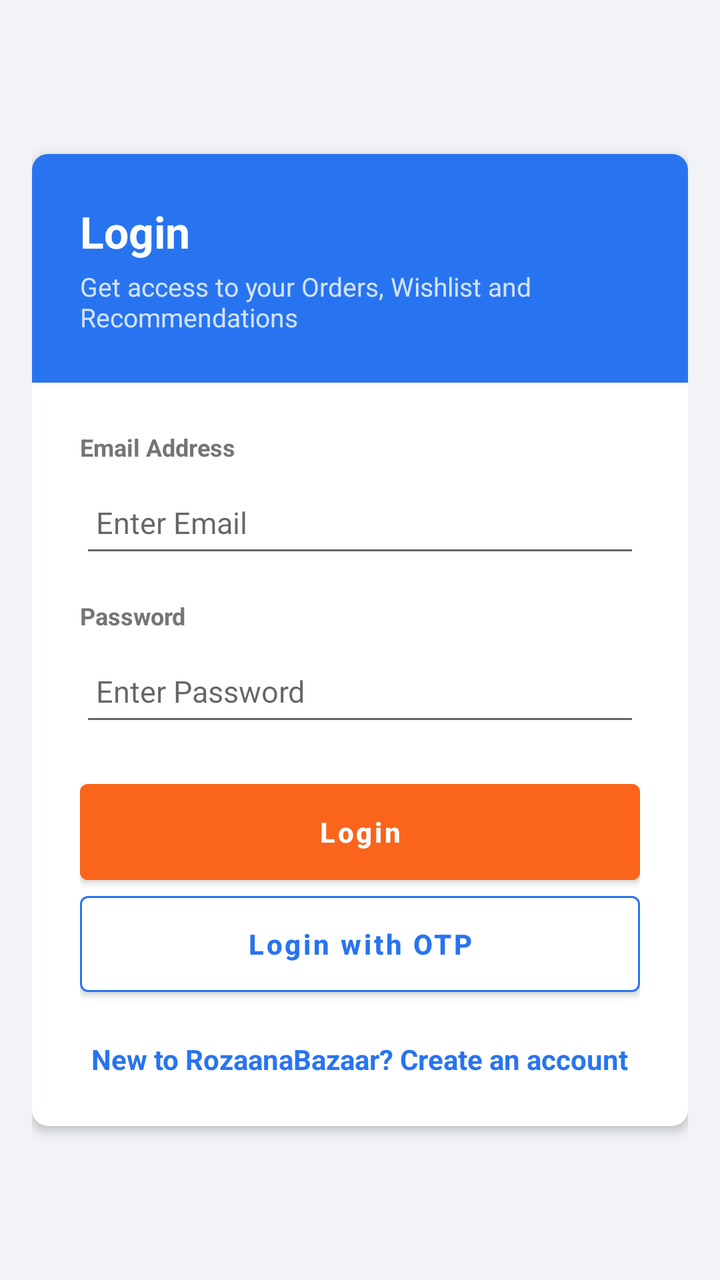
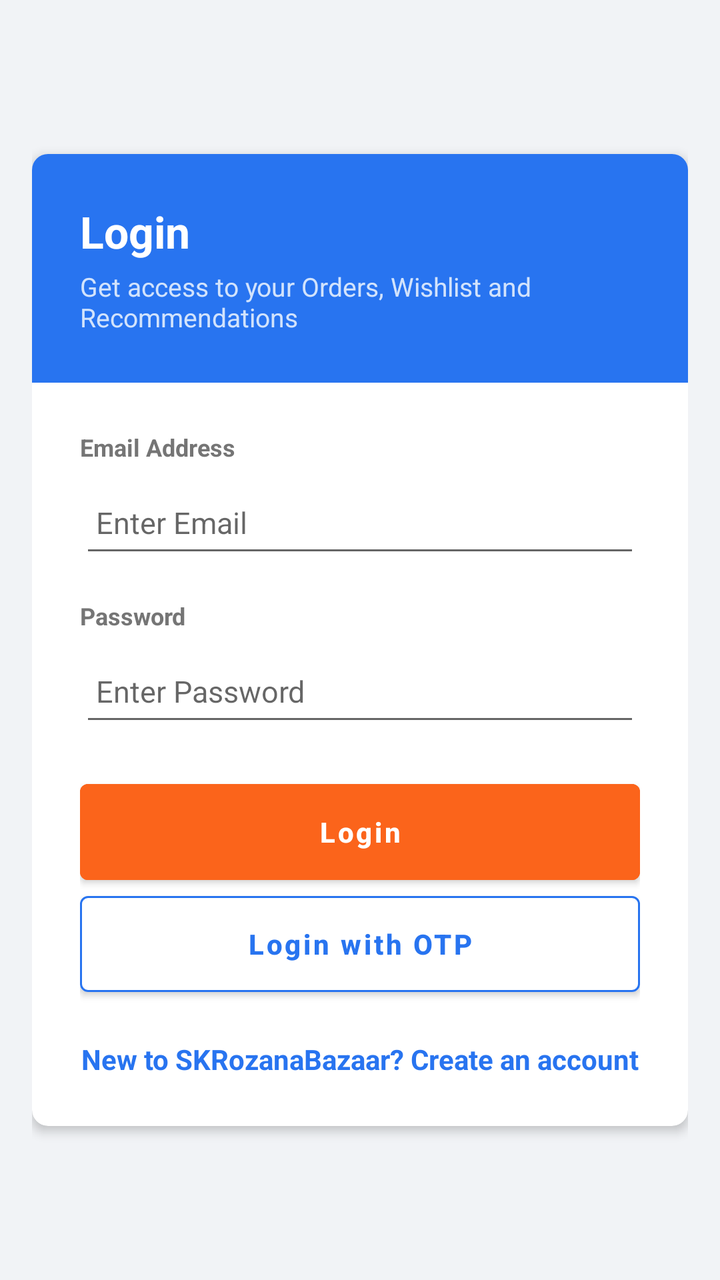

Compare the two renders of this Android layout. The source of the first and the diff that turns it into the second are given below.
<!-- AndroidManifest.xml: application theme Theme.SKRozaanaBazaar -->
<!-- res/layout/activity_login.xml -->
<?xml version="1.0" encoding="utf-8"?>
<LinearLayout xmlns:android="http://schemas.android.com/apk/res/android"
    xmlns:app="http://schemas.android.com/apk/res-auto"
    android:layout_width="match_parent"
    android:layout_height="match_parent"
    android:background="@color/colorBackground"
    android:gravity="center"
    android:orientation="vertical"
    android:padding="16dp">

    <com.google.android.material.card.MaterialCardView
        android:layout_width="match_parent"
        android:layout_height="wrap_content"
        app:cardBackgroundColor="@color/white"
        app:cardCornerRadius="8dp"
        app:cardElevation="3dp">

        <LinearLayout
            android:layout_width="match_parent"
            android:layout_height="wrap_content"
            android:orientation="vertical">

            
            <LinearLayout
                android:layout_width="match_parent"
                android:layout_height="wrap_content"
                android:background="@color/colorPrimary"
                android:orientation="vertical"
                android:padding="24dp">

                <TextView
                    android:layout_width="wrap_content"
                    android:layout_height="wrap_content"
                    android:text="Login"
                    android:textColor="@color/white"
                    android:textSize="22sp"
                    android:textStyle="bold" />

                <TextView
                    android:layout_width="wrap_content"
                    android:layout_height="wrap_content"
                    android:layout_marginTop="4dp"
                    android:text="Get access to your Orders, Wishlist and Recommendations"
                    android:textColor="#D2E3FC"
                    android:textSize="13sp" />
            </LinearLayout>

            <LinearLayout
                android:layout_width="match_parent"
                android:layout_height="wrap_content"
                android:orientation="vertical"
                android:padding="24dp">

                <TextView
                    android:layout_width="wrap_content"
                    android:layout_height="wrap_content"
                    android:text="Email Address"
                    android:textColor="@color/text_secondary"
                    android:textSize="12sp"
                    android:textStyle="bold" />

                <EditText
                    android:id="@+id/etEmail"
                    android:layout_width="match_parent"
                    android:layout_height="48dp"
                    android:layout_marginTop="4dp"
                    android:hint="Enter Email"
                    android:inputType="textEmailAddress"
                    android:paddingLeft="8dp"
                    android:paddingRight="8dp"
                    android:textSize="15sp"
                    android:textColor="@color/text_primary" />

                <TextView
                    android:layout_width="wrap_content"
                    android:layout_height="wrap_content"
                    android:layout_marginTop="16dp"
                    android:text="Password"
                    android:textColor="@color/text_secondary"
                    android:textSize="12sp"
                    android:textStyle="bold" />

                <EditText
                    android:id="@+id/etPassword"
                    android:layout_width="match_parent"
                    android:layout_height="48dp"
                    android:layout_marginTop="4dp"
                    android:hint="Enter Password"
                    android:inputType="textPassword"
                    android:paddingLeft="8dp"
                    android:paddingRight="8dp"
                    android:textSize="15sp"
                    android:textColor="@color/text_primary" />

                
                <com.google.android.material.button.MaterialButton
                    android:id="@+id/btnLogin"
                    android:layout_width="match_parent"
                    android:layout_height="wrap_content"
                    android:layout_marginTop="24dp"
                    android:backgroundTint="@color/colorSecondary"
                    android:text="Login"
                    android:textColor="@color/white"
                    android:textStyle="bold" />

                <com.google.android.material.button.MaterialButton
                    android:id="@+id/btnOtpLogin"
                    android:layout_width="match_parent"
                    android:layout_height="wrap_content"
                    android:layout_marginTop="8dp"
                    android:backgroundTint="@color/white"
                    android:text="Login with OTP"
                    android:textColor="@color/colorPrimary"
                    android:textStyle="bold"
                    app:strokeColor="@color/colorPrimary"
                    app:strokeWidth="1dp" />

                <TextView
                    android:id="@+id/tvRegister"
                    android:layout_width="wrap_content"
                    android:layout_height="wrap_content"
                    android:layout_gravity="center"
                    android:layout_marginTop="24dp"
                    android:text="New to RozaanaBazaar? Create an account"
                    android:textColor="@color/colorPrimary"
                    android:textSize="14sp"
                    android:textStyle="bold" />

            </LinearLayout>
        </LinearLayout>
    </com.google.android.material.card.MaterialCardView>
</LinearLayout>
<!-- resources referenced by this layout -->
<resources>
  <color name="colorBackground">#F1F3F6</color>
  <color name="colorPrimary">#2874F0</color>
  <color name="colorSecondary">#FB641B</color>
  <color name="text_primary">#212121</color>
  <color name="text_secondary">#757575</color>
  <color name="white">#FFFFFFFF</color>
  <style name="Theme.SKRozaanaBazaar" parent="Theme.MaterialComponents.DayNight.NoActionBar">
          
          <item name="colorPrimary">@color/colorPrimary</item>
          <item name="colorPrimaryVariant">@color/colorPrimary</item>
          <item name="colorOnPrimary">@color/white</item>
          
          <item name="colorSecondary">@color/colorSecondary</item>
          <item name="colorSecondaryVariant">@color/colorSecondary</item>
          <item name="colorOnSecondary">@color/white</item>
          
          <item name="android:statusBarColor" tools:targetApi="l">?attr/colorPrimary</item>
  
          
          <item name="materialButtonStyle">@style/Widget.App.Button</item>
          <item name="materialCardViewStyle">@style/Widget.App.Card</item>
      </style>
  <style name="Widget.App.Button" parent="Widget.MaterialComponents.Button">
          <item name="shapeAppearanceOverlay">@style/ShapeAppearance.App.Rounded</item>
          <item name="android:insetTop">0dp</item>
          <item name="android:insetBottom">0dp</item>
          <item name="android:textAllCaps">false</item>
      </style>
  <style name="Widget.App.Card" parent="Widget.MaterialComponents.CardView">
          <item name="shapeAppearanceOverlay">@style/ShapeAppearance.App.Rounded.Large</item>
          <item name="cardElevation">1dp</item>
          <item name="android:layout_margin">4dp</item>
      </style>
  <style name="ShapeAppearance.App.Rounded" parent="ShapeAppearance.MaterialComponents.SmallComponent">
          <item name="cornerFamily">rounded</item>
          <item name="cornerSize">4dp</item>
      </style>
  <style name="ShapeAppearance.App.Rounded.Large" parent="ShapeAppearance.MaterialComponents.MediumComponent">
          <item name="cornerFamily">rounded</item>
          <item name="cornerSize">8dp</item>
      </style>
</resources>

<!-- the commit's change to res/layout/activity_login.xml (unified diff, before → after) -->
@@ -121,7 +121,7 @@
                     android:layout_height="wrap_content"
                     android:layout_gravity="center"
                     android:layout_marginTop="24dp"
-                    android:text="New to RozaanaBazaar? Create an account"
+                    android:text="New to SKRozanaBazaar? Create an account"
                     android:textColor="@color/colorPrimary"
                     android:textSize="14sp"
                     android:textStyle="bold" />
